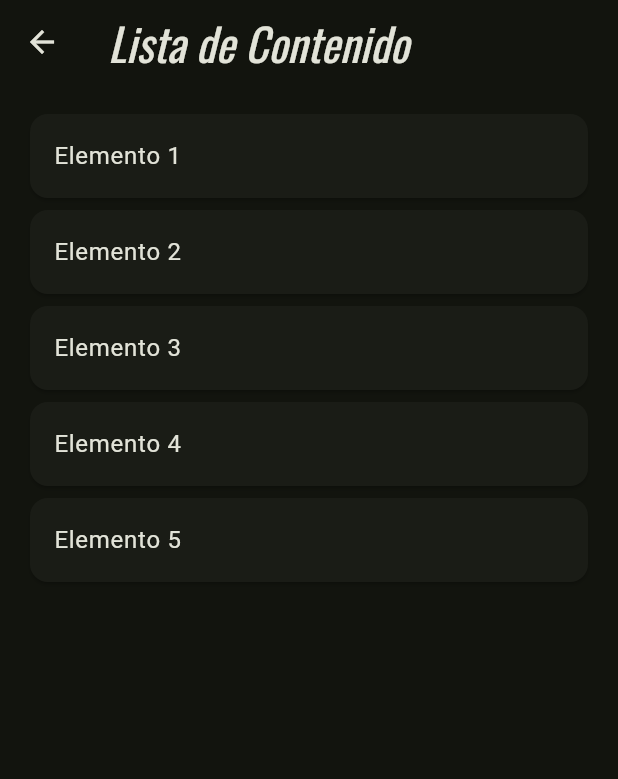
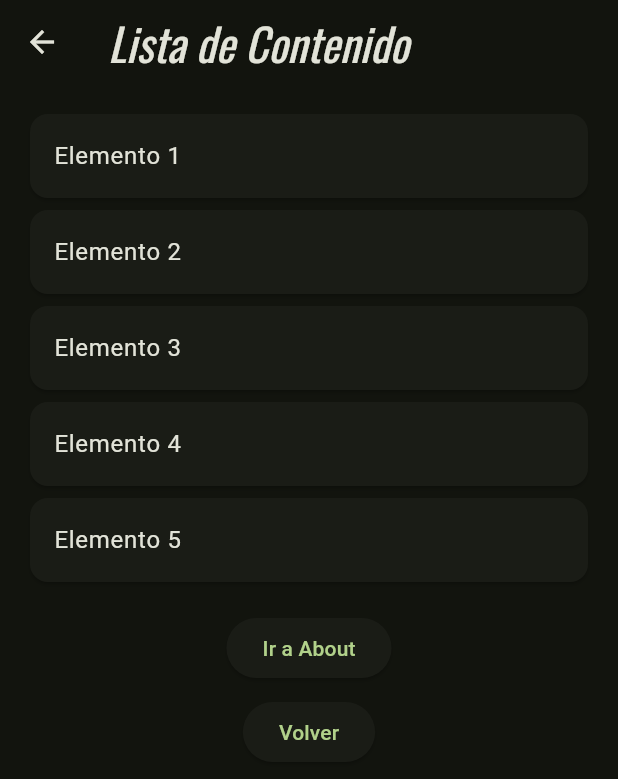
Before and after one commit to Ranafonica/3479A321_2022479036, a Flutter app: the ListContent screen opened by its route, on a phone screen of 412 x 824 dp. Shown: the top 779 px of the screen. Run offline on Flutter 3.47's test engine with Material 3 defaults, Android fonts, the phone set to English and light mode, and no system bars; our stand-ins replace flutter_svg, google_fonts, logger.

Commit message:
Lab05-Finalizado
Se agregaron los botones en el widget About que permite movernos entre pestañas, ir a About o volver al menu

```diff
--- a/lib/list_content.dart
+++ b/lib/list_content.dart
@@ -19,8 +19,29 @@ class ListContent extends StatelessWidget {
       ),
       body: ListView.builder(
         padding: const EdgeInsets.all(16),
-        itemCount: items.length,
+        itemCount: items.length + 1,
         itemBuilder: (context, index) {
+          if (index == items.length) {
+            return Column(
+              children: [
+                const SizedBox(height: 16),
+                ElevatedButton(
+                  onPressed: () {
+                    Navigator.pushNamed(context, '/about');
+                  },
+                  child: const Text('Ir a About'),
+                ),
+                const SizedBox(height: 8),
+                ElevatedButton(
+                  onPressed: () {
+                    Navigator.pop(context);
+                  },
+                  child: const Text('Volver'),
+                ),
+                const SizedBox(height: 16),
+              ],
+            );
+          }
           return Card(
             child: ListTile(
               title: Text(items[index]),
```
